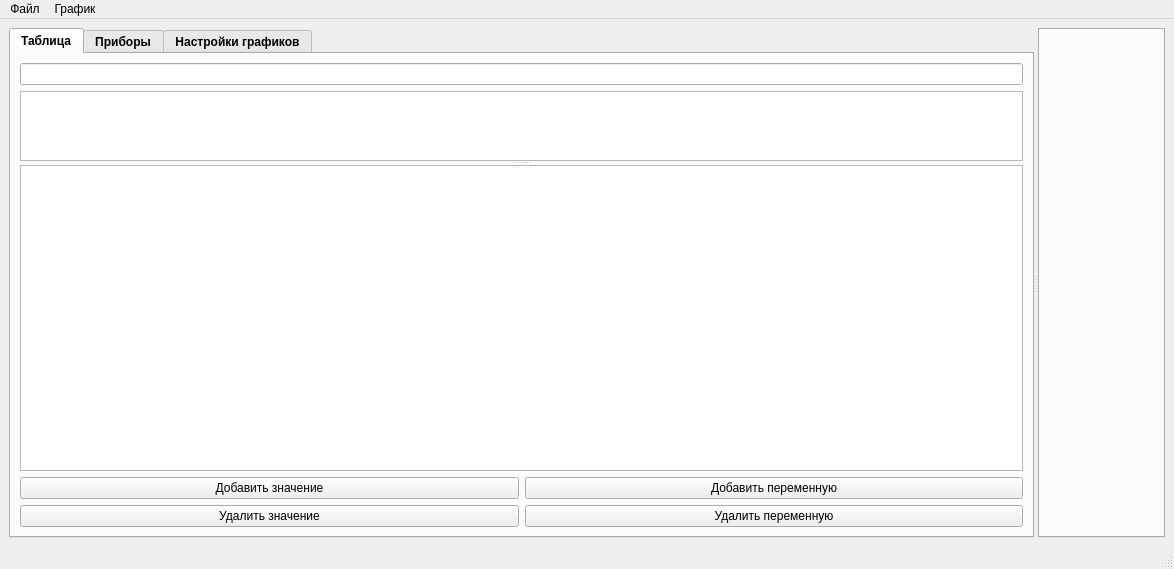
GlebDorohov17092006/Experiment2025, file mainwindow.ui: the form before one commit.
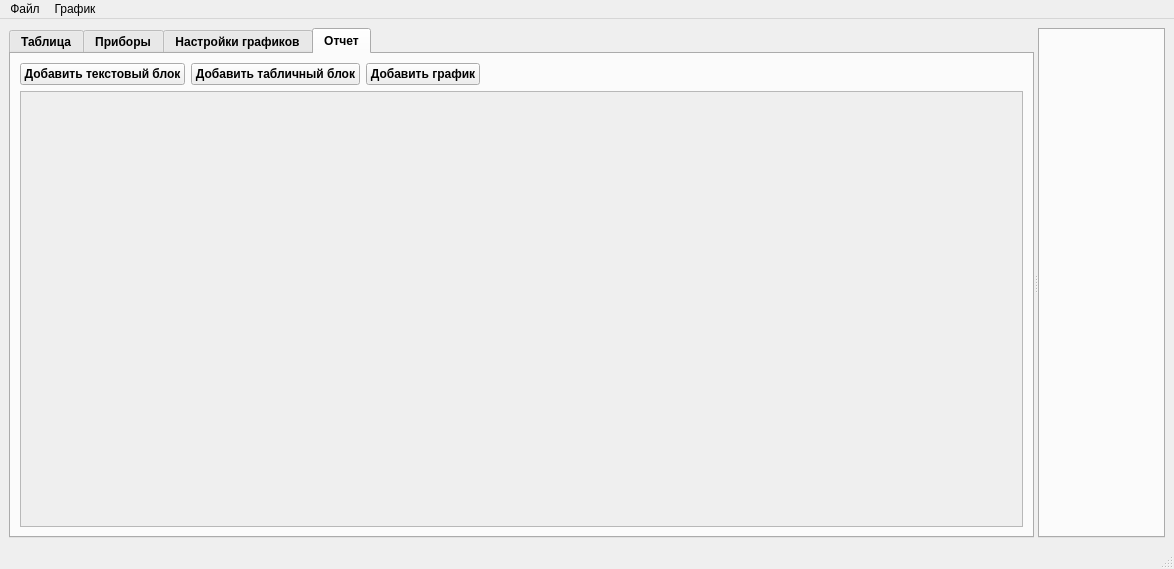
The form after the commit. The open tabs and pages were chosen to show the change. Icons and pictures are not drawn.

Commit message: Implemented the report creation in tabMain and restored some of the lost functionality

The edit to the form file:
```diff
--- a/mainwindow.ui
+++ b/mainwindow.ui
@@ -197,6 +197,73 @@
             </item>
            </layout>
           </widget>
+          <widget class="QWidget" name="reportTab">
+           <attribute name="title">
+            <string>Отчет</string>
+           </attribute>
+           <layout class="QVBoxLayout" name="verticalLayout_5">
+            <item>
+             <layout class="QHBoxLayout" name="horizontalLayout">
+              <item>
+               <widget class="QPushButton" name="addTextBlockButton">
+                <property name="text">
+                 <string>Добавить текстовый блок</string>
+                </property>
+               </widget>
+              </item>
+              <item>
+               <widget class="QPushButton" name="addTableBlockButton">
+                <property name="text">
+                 <string>Добавить табличный блок</string>
+                </property>
+               </widget>
+              </item>
+              <item>
+               <widget class="QPushButton" name="addPlotBlockButton">
+                <property name="text">
+                 <string>Добавить график</string>
+                </property>
+               </widget>
+              </item>
+              <item>
+               <spacer name="horizontalSpacer">
+                <property name="orientation">
+                 <enum>Qt::Horizontal</enum>
+                </property>
+                <property name="sizeHint" stdset="0">
+                 <size>
+                  <width>40</width>
+                  <height>20</height>
+                 </size>
+                </property>
+               </spacer>
+              </item>
+             </layout>
+            </item>
+            <item>
+             <widget class="QScrollArea" name="reportScrollArea">
+              <property name="widgetResizable">
+               <bool>true</bool>
+              </property>
+              <widget class="QWidget" name="reportContentWidget">
+               <property name="geometry">
+                <rect>
+                 <x>0</x>
+                 <y>0</y>
+                 <width>982</width>
+                 <height>396</height>
+                </rect>
+               </property>
+               <layout class="QVBoxLayout" name="reportContentLayout">
+                <property name="spacing">
+                 <number>10</number>
+                </property>
+               </layout>
+              </widget>
+             </widget>
+            </item>
+           </layout>
+          </widget>
          </widget>
         </item>
        </layout>
```
Left out of the diff: 75 changed lines with no effect on the pictures. The commit also changes 5 other files.
